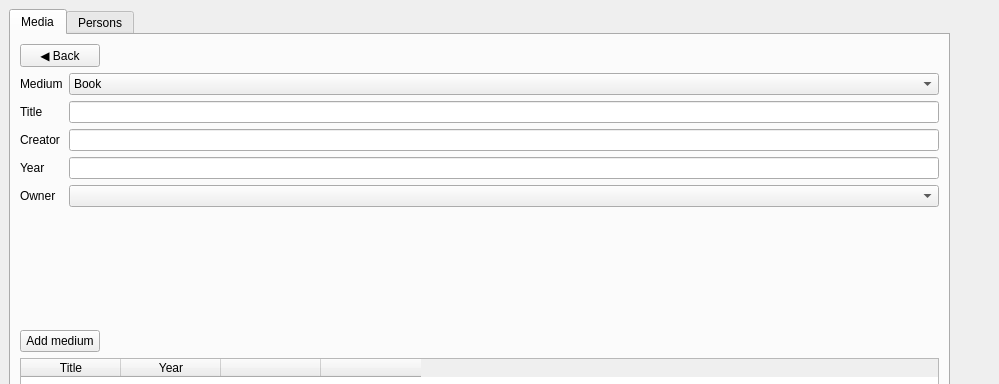
First picture: the form in src/views/mainwindow.ui, repository niklashempel/qt-beleg, before the edit; both pictures show x 0 to 999 and y 0 to 384 of the 999 by 672 pixel window.
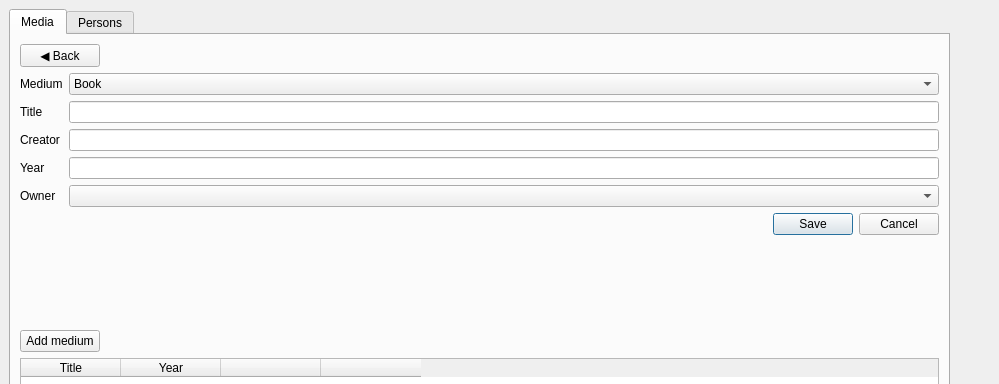
Second picture: the form after the edit.

Commit message:
Remove creation of dialog button boxes from code behind (#5)
* Add dialog buttons from ui

* Change code behind

* Format code

---------

```diff
--- a/src/views/mainwindow.ui
+++ b/src/views/mainwindow.ui
@@ -160,6 +160,19 @@
            <item row="4" column="1">
             <widget class="QComboBox" name="ownerComboBox"/>
            </item>
+           <item row="5" column="1">
+            <widget class="QDialogButtonBox" name="mediaDialogButtonBox">
+             <property name="contextMenuPolicy">
+              <enum>Qt::DefaultContextMenu</enum>
+             </property>
+             <property name="locale">
+              <locale language="English" country="UnitedKingdom"/>
+             </property>
+             <property name="standardButtons">
+              <set>QDialogButtonBox::Cancel|QDialogButtonBox::Save</set>
+             </property>
+            </widget>
+           </item>
           </layout>
          </item>
         </layout>
```
Left out of the diff: 10 changed lines with no effect on the pictures. The commit also changes 14 other files.
